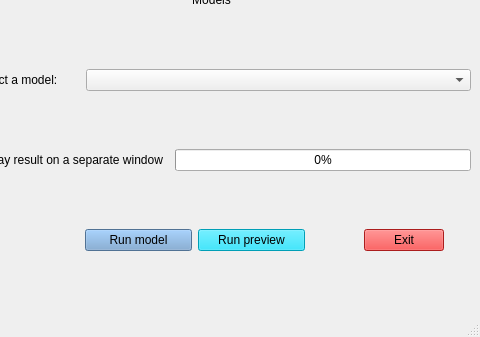
Qt form src/qt_designer_file/main_window_new.ui (rettholzapfel33/Noisey-image) before a commit; both pictures show x 715 to 1195 and y 344 to 681 of the 1195 by 681 pixel window.
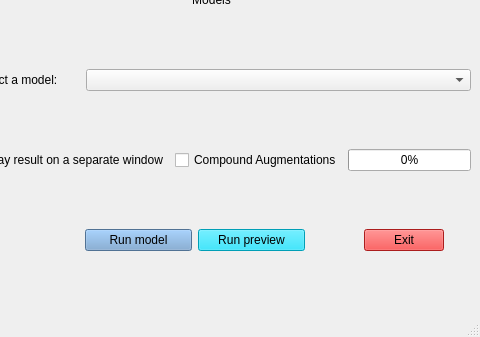
The same form after that commit. Custom widgets are drawn as their Qt base class.

Commit message: updated augmentation method

The edit to the form file:
```diff
--- a/src/qt_designer_file/main_window_new.ui
+++ b/src/qt_designer_file/main_window_new.ui
@@ -211,6 +211,13 @@
             </property>
            </widget>
           </item>
+          <item>
+           <widget class="QCheckBox" name="compoundAug">
+            <property name="text">
+             <string>Compound Augmentations</string>
+            </property>
+           </widget>
+          </item>
           <item>
            <widget class="QProgressBar" name="progressBar">
             <property name="enabled">
```
Left out of the diff: 2 changed lines with no effect on the pictures. The commit also changes 6 other files.
